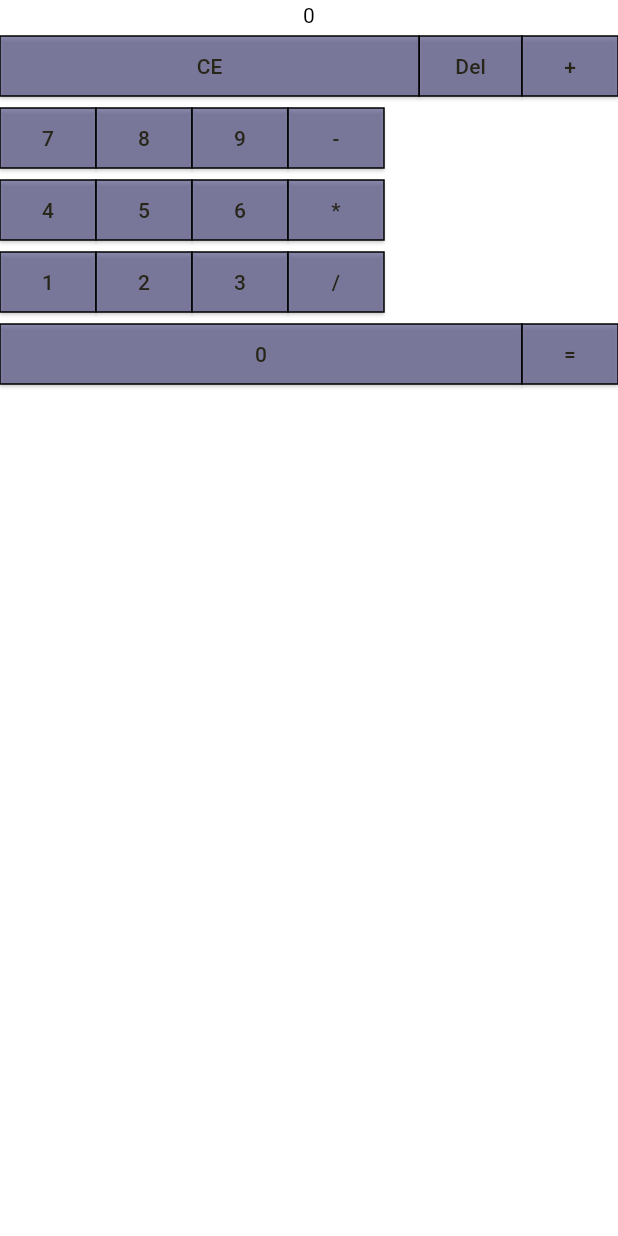
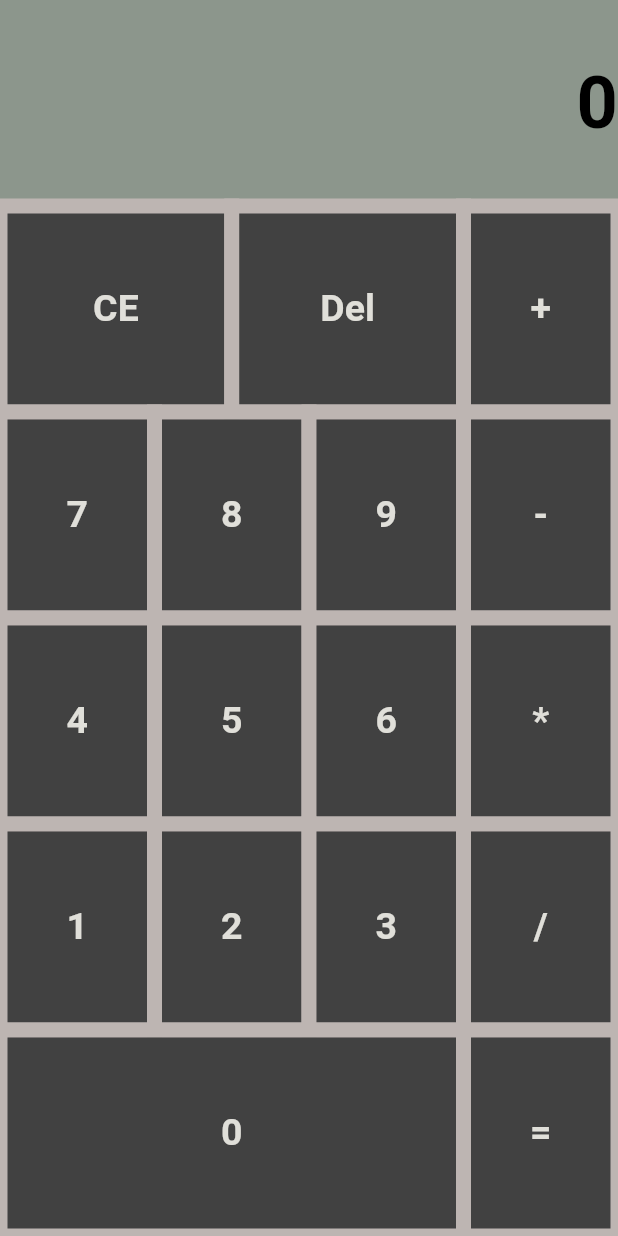
Before and after one commit to Agrim-Bansal/calculator, a Flutter app: the screen it shows after launch, on a phone screen of 412 x 824 dp. Run offline on Flutter 3.47's test engine with Material 3 defaults, Android fonts, the light colour scheme and no system bars; Roboto replaces fonts that are missing (DS-Digital).

Commit message:
Pretty much working - styling looks good, font is finalized

```diff
--- a/lib/main.dart
+++ b/lib/main.dart
@@ -1,4 +1,3 @@
-import 'dart:math';
 import 'package:flutter/material.dart';
 
 void main(){
@@ -15,6 +14,7 @@ class MyApp extends StatelessWidget {
       theme: ThemeData(
         useMaterial3: true,
         colorScheme: ColorScheme.fromSwatch(primarySwatch: Colors.blue),
+        fontFamily: 'DS-Digital',
       ),
       home: const MyHomePage(),
     );
@@ -77,12 +77,15 @@ class MyHomePageState extends State<MyHomePage>{
       case '-':
       case '*':
       case '/':
+      if(isOpQued){
+        quedOp = op;
+      }else{
         setState(() {
           storage = performOp(quedOp);
           // value = 0;
           quedOp = op;
           isOpQued = true;
-      });
+        });}
 
       case '=':
       setState(() {
@@ -121,39 +124,85 @@ class MyHomePageState extends State<MyHomePage>{
       return Scaffold(
         body: Column(
           children: [
-            Text(value.toString()),
-            Row(children: [
-                Expanded(child: MyElevatedButton(child: const Text('CE'), onPressed: ()=> operation('ce'),)),
-                MyElevatedButton(child: const Text('Del'), onPressed: ()=> operation('del'),),
-                MyElevatedButton(child: const Text('+'), onPressed: ()=> operation('+'),),
+            Expanded(
+              child: Container(
+                color: Color.fromRGBO(140, 150, 140, 1),
+                child: Align(
+                  alignment: Alignment.centerRight,
+                child: Text(
+                  value.toString(),
+                  style: const TextStyle(
+                    fontSize: 48,
+                    fontWeight: FontWeight.bold,
+                    backgroundColor: Color.fromRGBO(140, 150, 140, 1),
+                  ),),
+                            ),
+              ),),
+
+            Expanded(
+              child: Row(children: [
+                  Expanded(child: MyElevatedButton(child: const MyText('CE'), onPressed: ()=> operation('ce'),)),
+                  Expanded(child: MyElevatedButton(child: const MyText('Del'), onPressed: ()=> operation('del'),)),
+                  MyElevatedButton(child: const MyText('+'), onPressed: ()=> operation('+'),),
               ],),
-            Row(children:[
-              MyElevatedButton(child: const Text('7'), onPressed : ()=> operation('7')),
-              MyElevatedButton(child: const Text('8'), onPressed : ()=> operation('8')),
-              MyElevatedButton(child: const Text('9'), onPressed : ()=> operation('9')),
-              MyElevatedButton(child: const Text('-'), onPressed : ()=> operation('-')),
+            ),
+
+            Expanded(
+              child: Row(children:[
+                MyElevatedButton(child: const MyText('7'), onPressed : ()=> operation('7')),
+                MyElevatedButton(child: const MyText('8'), onPressed : ()=> operation('8')),
+                MyElevatedButton(child: const MyText('9'), onPressed : ()=> operation('9')),
+                MyElevatedButton(child: const MyText('-'), onPressed : ()=> operation('-')),
               ]),
-            Row(children:[
-              MyElevatedButton(child: const Text('4'), onPressed : ()=> operation('4')),
-              MyElevatedButton(child: const Text('5'), onPressed : ()=> operation('5')),
-              MyElevatedButton(child: const Text('6'), onPressed : ()=> operation('6')),
-              MyElevatedButton(child: const Text('*'), onPressed : ()=> operation('*')),
+            ),
+
+            Expanded(
+              child: Row(children:[
+                MyElevatedButton(child: const MyText('4'), onPressed : ()=> operation('4')),
+                MyElevatedButton(child: const MyText('5'), onPressed : ()=> operation('5')),
+                MyElevatedButton(child: const MyText('6'), onPressed : ()=> operation('6')),
+                MyElevatedButton(child: const MyText('*'), onPressed : ()=> operation('*')),
               ]),
-            Row(children:[
-              MyElevatedButton(child: const Text('1'), onPressed : ()=> operation('1')),
-              MyElevatedButton(child: const Text('2'), onPressed : ()=> operation('2')),
-              MyElevatedButton(child: const Text('3'), onPressed : ()=> operation('3')),
-              MyElevatedButton(child: const Text('/'), onPressed : ()=> operation('/')),
+            ),
+
+            Expanded(
+              child: Row(children:[
+                MyElevatedButton(child: const MyText('1'), onPressed : ()=> operation('1')),
+                MyElevatedButton(child: const MyText('2'), onPressed : ()=> operation('2')),
+                MyElevatedButton(child: const MyText('3'), onPressed : ()=> operation('3')),
+                MyElevatedButton(child: const MyText('/'), onPressed : ()=> operation('/')),
               ]),
-            Row(children:[
-              Expanded(child: MyElevatedButton(child: const Text('0'), onPressed : ()=> operation('0'))),
-              MyElevatedButton(child: const Text('='), onPressed : ()=> operation('=')),
+            ),
+
+            Expanded(
+              child: Row(children:[
+                Expanded(child: MyElevatedButton(child: const MyText('0'), onPressed : ()=> operation('0'))),
+                MyElevatedButton(child: const MyText('='), onPressed : ()=> operation('=')),
               ]),
+            ),
           ],),
       );
   }
 }
 
+
+class MyText extends StatelessWidget{
+
+  const MyText(this.text);
+  final String text;
+
+  @override
+  Widget build(BuildContext context){
+    return Text(
+      text,
+      style: const TextStyle(
+        fontSize: 25,
+        fontWeight: FontWeight.bold,
+      ),
+    );
+  }
+
+}
 
 
 class MyElevatedButton extends StatelessWidget{
@@ -162,17 +211,28 @@ class MyElevatedButton extends StatelessWidget{
   final VoidCallback onPressed ;
 
   final myStyle = const ButtonStyle(
-    foregroundColor: WidgetStatePropertyAll(Color.fromARGB(255, 38, 37, 23)),
-    backgroundColor: WidgetStatePropertyAll<Color>(Color.fromARGB(186, 96, 93, 141)),
+    foregroundColor: WidgetStatePropertyAll(Color.fromARGB(255, 224, 223, 217)),
+    backgroundColor: WidgetStatePropertyAll<Color>(Color.fromARGB(185, 19, 19, 19)),
     shape: WidgetStatePropertyAll(ContinuousRectangleBorder(
-      side: BorderSide(color: Colors.black, width: 1.0)
+      side: BorderSide(color: Color.fromARGB(255, 189, 181, 178), width: 10.0)
     ))
   );
 
   @override
   Widget build(BuildContext context){
+    Size size = MediaQuery.of(context).size;
+    double buttonWidth = size.width / 4;
+    double buttonHeight = size.height / 6;
 
-    return ElevatedButton(style: myStyle, onPressed: onPressed, child: child, );
+    return SizedBox(
+      width: buttonWidth,
+      height: buttonHeight,
+      child: ElevatedButton(
+      style: myStyle,
+      onPressed: onPressed,
+      child: child,
+      ),
+    );
 
   }
 }
```
Also changed, not shown: pubspec.yaml (+8 -1 lines), assets/fonts/DS-DIGI.TTF (added). Lines whose indentation alone changed are shown as unchanged.
